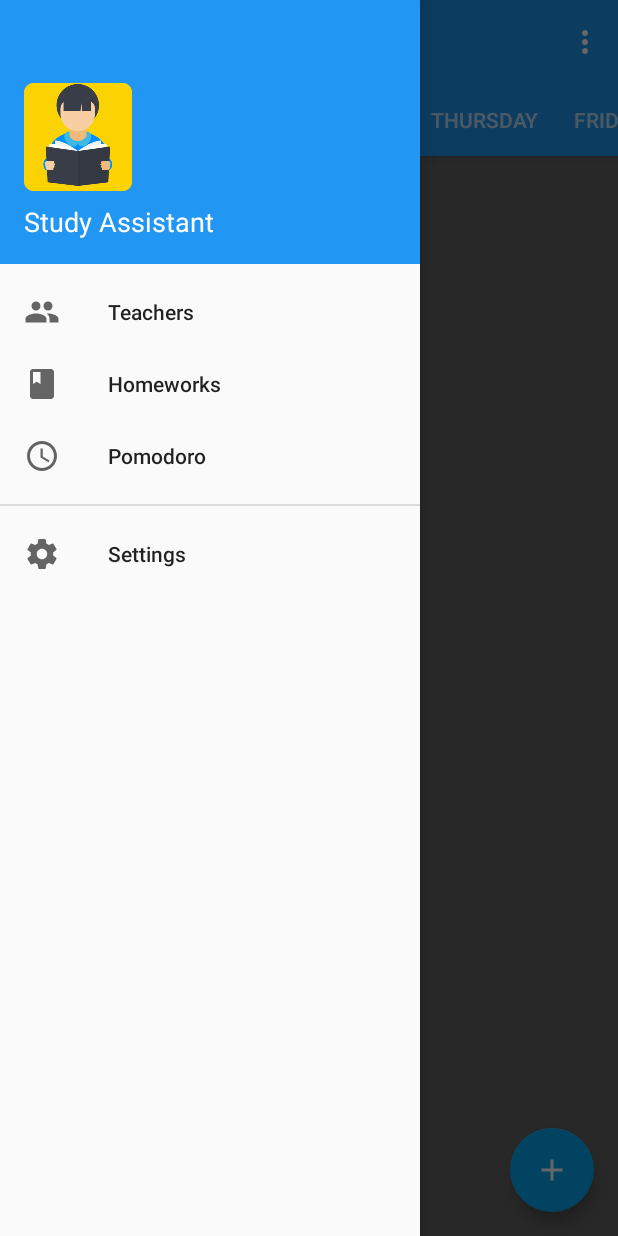
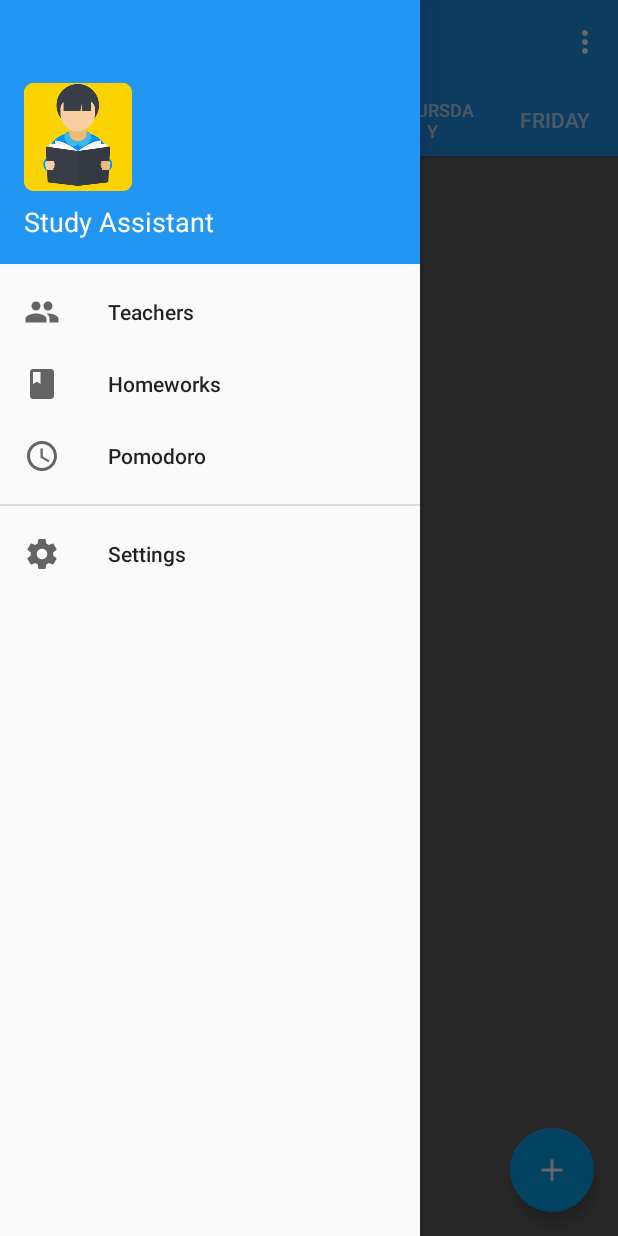
Before and after one commit to 232sadiogroup/StudyAssistant, an Android app: the screen it shows after launch (MainActivity), after a tap on "Open navigation drawer", on a phone screen of 412 x 824 dp. Run offline under Robolectric (Android 15) with nearby library versions, the phone set to English and light mode, and no system bars; libraries missing offline, so code that uses them is left out: petrov.kristiyan.colorpicker.

Commit message:
fixed tab issue

```diff
--- a/app/src/main/java/com/teamtwo/studyassistant/Activities/MainActivity.java
+++ b/app/src/main/java/com/teamtwo/studyassistant/Activities/MainActivity.java
@@ -96,6 +96,7 @@ public class MainActivity extends AppCompatActivity implements NavigationView.On
         adapter.addFragment(new FridayFragment(), getResources().getString(R.string.friday));
         viewPager.setAdapter(adapter);
         viewPager.setCurrentItem(getDayOfWeek()-1, true);//设置当前星期
+        tabLayout.setTabMode(TabLayout.MODE_FIXED);
         tabLayout.setupWithViewPager(viewPager);
     }
 
@@ -107,6 +108,7 @@ public class MainActivity extends AppCompatActivity implements NavigationView.On
             adapter.addFragment(new SundayFragment(), getResources().getString(R.string.sunday));
             viewPager.setAdapter(adapter);
             viewPager.setCurrentItem(getDayOfWeek()-1, true);//设置当前星期
+            tabLayout.setTabMode(TabLayout.MODE_SCROLLABLE);
             tabLayout.setupWithViewPager(viewPager);
         } else {
             if(adapter.getFragmentList().size() > 5) {
--- a/app/src/main/res/layout/app_bar_main.xml
+++ b/app/src/main/res/layout/app_bar_main.xml
@@ -22,7 +22,7 @@
             android:id="@+id/tabLayout"
             android:layout_width="match_parent"
             android:layout_height="wrap_content"
-            app:tabIndicatorColor="@color/colorAccent"
+            app:tabIndicatorColor="@color/colorPrimaryDark"
             app:tabBackground="@color/colorPrimary"
             app:tabGravity="fill"
             app:tabMode="scrollable">
```
